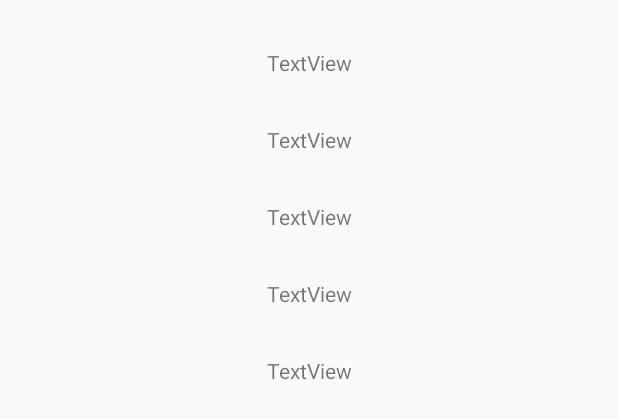
After one commit to papa/Book_App_MTS_2019, an Android app: the layout fragment_profil.xml on its own in the app's theme, with its tools: preview values and no code run, on a phone screen of 412 x 824 dp. The commit adds this screen. Shown: the top 419 px of the screen. Run offline under Robolectric (Android 15) with nearby library versions, the light colour scheme and no system bars.

Commit message:
Uradio sam fragment profil(Citanje onih podataka iz baze za child korisnik). Nisam testirao nista. Klase sam isto premestio u fasciklu pa ako ima nekih gresaka mozda je zbog toga. Pozz

```diff
--- a/app/src/main/java/com/example/bookapp/Knjiga.java
+++ b/app/src/main/java/com/example/bookapp/Klase/Knjiga.java
@@ -1,4 +1,4 @@
-package com.example.bookapp;
+package com.example.bookapp.Klase;
 
 import java.util.ArrayList;
 
--- a/app/src/main/java/com/example/bookapp/Korisnik.java
+++ b/app/src/main/java/com/example/bookapp/Klase/Korisnik.java
@@ -1,4 +1,4 @@
-package com.example.bookapp;
+package com.example.bookapp.Klase;
 
 import com.google.firebase.database.DatabaseReference;
 import com.google.firebase.database.FirebaseDatabase;
--- a/app/src/main/java/com/example/bookapp/Fragmenti/Oglas.java
+++ b/app/src/main/java/com/example/bookapp/Klase/Oglas.java
@@ -1,4 +1,4 @@
-package com.example.bookapp.Fragmenti;
+package com.example.bookapp.Klase;
 
 import com.google.firebase.database.DatabaseReference;
 import com.google.firebase.database.FirebaseDatabase;
--- a/app/src/main/java/com/example/bookapp/NovaVrstaKnjigeActivity.java
+++ b/app/src/main/java/com/example/bookapp/NovaVrstaKnjigeActivity.java
@@ -8,6 +8,7 @@ import android.widget.Button;
 import android.widget.EditText;
 import android.widget.Toast;
 
+import com.example.bookapp.Klase.Knjiga;
 import com.google.firebase.database.DatabaseReference;
 import com.google.firebase.database.FirebaseDatabase;
 
@@ -55,7 +56,7 @@ public class NovaVrstaKnjigeActivity extends AppCompatActivity {
                 else try{
                     int helpBrojGodina = Integer.parseInt(godinaIzdanjaText.getText().toString());
                     FirebaseDatabase database = FirebaseDatabase.getInstance();
-                    DatabaseReference dbRef = database.getReference("knjige");
+                    DatabaseReference dbRef = database.getReference("Knjige");
                     String idKnjiga = dbRef.push().getKey();
                     Knjiga novaKnjigaZaUpload = new Knjiga(idKnjiga,predmetText.getText().toString(),nazivText.getText().toString(),izdavacText.getText().toString(),Integer.parseInt(godinaIzdanjaText.getText().toString()),new ArrayList<String>( Arrays.asList(autoriText.getText().toString().split(","))));
                     dbRef.child(idKnjiga).setValue(novaKnjigaZaUpload);
--- /dev/null
+++ b/app/src/main/res/layout/fragment_profil.xml
@@ -0,0 +1,57 @@
+<?xml version="1.0" encoding="utf-8"?>
+<androidx.constraintlayout.widget.ConstraintLayout xmlns:android="http://schemas.android.com/apk/res/android"
+    xmlns:app="http://schemas.android.com/apk/res-auto"
+    xmlns:tools="http://schemas.android.com/tools"
+    android:orientation="vertical" android:layout_width="match_parent"
+    android:layout_height="match_parent">
+
+    <TextView
+        android:id="@+id/tpIme"
+        android:layout_width="wrap_content"
+        android:layout_height="wrap_content"
+        android:layout_marginTop="32dp"
+        android:text="TextView"
+        app:layout_constraintEnd_toEndOf="parent"
+        app:layout_constraintStart_toStartOf="parent"
+        app:layout_constraintTop_toTopOf="parent" />
+
+    <TextView
+        android:id="@+id/tpPrezime"
+        android:layout_width="wrap_content"
+        android:layout_height="wrap_content"
+        android:layout_marginTop="32dp"
+        android:text="TextView"
+        app:layout_constraintEnd_toEndOf="parent"
+        app:layout_constraintStart_toStartOf="parent"
+        app:layout_constraintTop_toBottomOf="@+id/tpIme" />
+
+    <TextView
+        android:id="@+id/tpEmail"
+        android:layout_width="wrap_content"
+        android:layout_height="wrap_content"
+        android:layout_marginTop="32dp"
+        android:text="TextView"
+        app:layout_constraintEnd_toEndOf="parent"
+        app:layout_constraintStart_toStartOf="parent"
+        app:layout_constraintTop_toBottomOf="@+id/tpPrezime" />
+
+    <TextView
+        android:id="@+id/tpBroj"
+        android:layout_width="wrap_content"
+        android:layout_height="wrap_content"
+        android:layout_marginTop="32dp"
+        android:text="TextView"
+        app:layout_constraintEnd_toEndOf="parent"
+        app:layout_constraintStart_toStartOf="parent"
+        app:layout_constraintTop_toBottomOf="@+id/tpEmail" />
+
+    <TextView
+        android:id="@+id/tpProsek"
+        android:layout_width="wrap_content"
+        android:layout_height="wrap_content"
+        android:layout_marginTop="32dp"
+        android:text="TextView"
+        app:layout_constraintEnd_toEndOf="parent"
+        app:layout_constraintStart_toStartOf="parent"
+        app:layout_constraintTop_toBottomOf="@+id/tpBroj" />
+</androidx.constraintlayout.widget.ConstraintLayout>
```
Also changed, not shown: app/src/main/java/com/example/bookapp/Adapteri/AdapterKnjige.java (+8 -0 lines), app/src/main/java/com/example/bookapp/Fragmenti/FragmentProfil.java (added, +96 -0 lines), app/src/main/java/com/example/bookapp/KnjigaDodavanjeActivity.java (+3 -4 lines), app/src/main/java/com/example/bookapp/KnjigaPregledActivity.java (+18 -3 lines), app/src/main/java/com/example/bookapp/ProfileActivity.java (+4 -4 lines).
